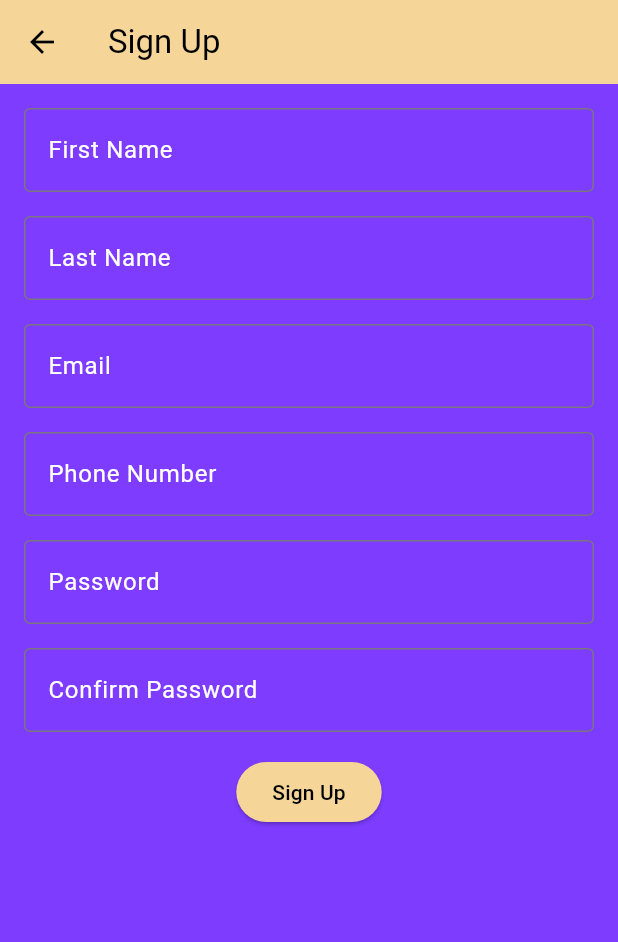
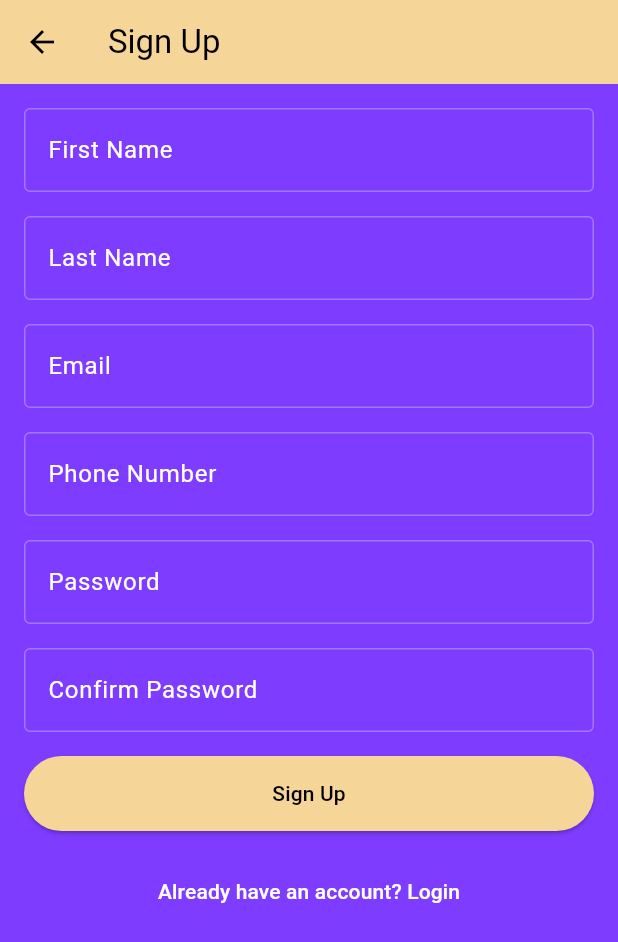
Before and after one commit to yonasnat/tapin-uw, a Flutter app: the SignUpScreen screen opened directly, on a phone screen of 412 x 824 dp. Shown: the top 942 px of the screen. Run offline on Flutter 3.47's test engine with Material 3 defaults, Android fonts, the phone set to English and light mode, and no system bars; our stand-ins replace cloud_firestore, firebase_auth, firebase_core; accounts and stored records are empty.

Commit message:
Update sign_up.dart

```diff
--- a/flutter_frontend/lib/sign_up.dart
+++ b/flutter_frontend/lib/sign_up.dart
@@ -1,5 +1,8 @@
 import 'package:flutter/material.dart';
+import 'package:firebase_auth/firebase_auth.dart';
+import 'package:cloud_firestore/cloud_firestore.dart';
 import 'package:tapin/filter_screen.dart';
+import 'package:tapin/login.dart';
 
 
 class SignUpScreen extends StatefulWidget {
@@ -10,13 +13,13 @@ class SignUpScreen extends StatefulWidget {
 }
 
 class _SignUpScreenState extends State<SignUpScreen> {
-  // App colors
-  static const _uwPurple = Color(0xFF7D3CFF); // Background
-  static const _beige = Color(0xFFF5D598); // Gradient start
-  static const _white = Color(0xFFFFFFFF); // Text / icon
-  static const _black = Color(0xFF000000); // Text / icon
+  // app colors
+  static const _uwPurple = Color(0xFF7D3CFF);
+  static const _beige = Color(0xFFF5D598);
+  static const _white = Color(0xFFFFFFFF);
+  static const _black = Color(0xFF000000);
 
-  // Controllers for text fields
+  // Text controllers for each input field
   final TextEditingController _emailController = TextEditingController();
   final TextEditingController _passwordController = TextEditingController();
   final TextEditingController _confirmPasswordController = TextEditingController();
@@ -24,89 +27,101 @@ class _SignUpScreenState extends State<SignUpScreen> {
   final TextEditingController _lastNameController = TextEditingController();
   final TextEditingController _phoneController = TextEditingController();
 
-  // Loading state
-  bool _isLoading = false;
+  bool _isLoading = false; // Tracks if signup is in progress
+  String? _errorMessage; // Stores any error messages to display
+
+  // Field validation flags
+  bool _isEmailValid = true;
+  bool _isPasswordValid = true;
+  bool _isPasswordMatch = true;
 
   @override
   Widget build(BuildContext context) {
     return Scaffold(
-      backgroundColor: _uwPurple, // Set the background color
+      backgroundColor: _uwPurple,
       appBar: AppBar(
-        backgroundColor: _beige, // AppBar background color
-        title: const Text(
-          'Sign Up',
-          style: TextStyle(color: _black), // AppBar title color
-        ),
-        iconTheme: const IconThemeData(color: _black), // AppBar icon color
+        backgroundColor: _beige,
+        title: const Text('Sign Up', style: TextStyle(color: _black)),
+        iconTheme: const IconThemeData(color: _black),
       ),
-      body: Padding(
+      body: SingleChildScrollView(
         padding: const EdgeInsets.all(16.0),
         child: Column(
           children: [
-            // First Name Field
-            CustomTextField(
-              controller: _firstNameController,
-              labelText: 'First Name',
-              labelColor: _white, // Label color
-              textColor: _white, // Input text color
-              obscureText: false,
-            ),
+            //  Input fields for user info
+            CustomTextField(controller: _firstNameController, labelText: 'First Name', labelColor: _white, textColor: _white, obscureText: false, errorText: null),
             const SizedBox(height: 16),
-            // Last Name Field
-            CustomTextField(
-              controller: _lastNameController,
-              labelText: 'Last Name',
-              labelColor: _white,
-              textColor: _white,
-              obscureText: false,
-            ),
+            CustomTextField(controller: _lastNameController, labelText: 'Last Name', labelColor: _white, textColor: _white, obscureText: false, errorText: null),
             const SizedBox(height: 16),
-            // Email Field
             CustomTextField(
               controller: _emailController,
               labelText: 'Email',
               labelColor: _white,
               textColor: _white,
               obscureText: false,
+              errorText: !_isEmailValid ? 'Please enter a valid @uw.edu email' : null,
+              keyboardType: TextInputType.emailAddress,
             ),
             const SizedBox(height: 16),
-            // Phone Number Field
-            CustomTextField(
-              controller: _phoneController,
-              labelText: 'Phone Number',
-              labelColor: _white,
-              textColor: _white,
-              obscureText: false,
-            ),
+            CustomTextField(controller: _phoneController, labelText: 'Phone Number', labelColor: _white, textColor: _white, obscureText: false, errorText: null, keyboardType: TextInputType.phone),
             const SizedBox(height: 16),
-            // Password Field
             CustomTextField(
               controller: _passwordController,
               labelText: 'Password',
               labelColor: _white,
               textColor: _white,
               obscureText: true,
+              errorText: !_isPasswordValid ? 'Password must be at least 6 characters' : null,
             ),
             const SizedBox(height: 16),
-            // Confirm Password Field
             CustomTextField(
               controller: _confirmPasswordController,
               labelText: 'Confirm Password',
               labelColor: _white,
               textColor: _white,
               obscureText: true,
+              errorText: !_isPasswordMatch ? 'Passwords do not match' : null,
             ),
             const SizedBox(height: 16),
-            // Sign Up Button
+
+            //  Display error messages if validation or signup fails
+            if (_errorMessage != null)
+              Padding(
+                padding: const EdgeInsets.only(bottom: 16),
+                child: Text(
+                  _errorMessage!,
+                  style: const TextStyle(color: Colors.red),
+                  textAlign: TextAlign.center,
+                ),
+              ),
+
+            //  Sign Up Button
             ElevatedButton(
               style: ElevatedButton.styleFrom(
-                backgroundColor: _beige, // Button background color
-                foregroundColor: _black, // Button text color
+                backgroundColor: _beige,
+                foregroundColor: _black,
+                minimumSize: const Size(double.infinity, 50),
               ),
               onPressed: _isLoading ? null : _signUp,
               child: _isLoading
-                  ? const CircularProgressIndicator(color: _black) // Loading spinner color
+                  ? const CircularProgressIndicator(color: _black)
                   : const Text('Sign Up'),
+            ),
+
+            const SizedBox(height: 16),
+
+            // Link to Login screen
+            TextButton(
+              onPressed: () {
+                Navigator.pushReplacement(
+                  context,
+                  MaterialPageRoute(builder: (context) => const LoginScreen()),
+                );
+              },
+              child: const Text(
+                'Already have an account? Login',
+                style: TextStyle(color: _white),
+              ),
             ),
           ],
         ),
@@ -114,33 +129,89 @@ class _SignUpScreenState extends State<SignUpScreen> {
     );
   }
 
-  void _signUp() {
+  //  Validates user input before attempting signup
+  bool _validateInputs() {
+    final email = _emailController.text.trim();
+    final password = _passwordController.text;
+    final confirmPassword = _confirmPasswordController.text;
+
+    setState(() {
+      _isEmailValid = email.isNotEmpty && email.endsWith('@uw.edu');
+      _isPasswordValid = password.length >= 6;
+      _isPasswordMatch = password == confirmPassword;
+    });
+
+    return _isEmailValid && _isPasswordValid && _isPasswordMatch;
+  }
+
+  // Handles signup logic with Firebase Auth and Firestore
+  Future<void> _signUp() async {
+    setState(() {
+      _errorMessage = null;
+    });
+
+    if (!_validateInputs()) return;
+
     setState(() {
       _isLoading = true;
     });
 
-    // Simulate a network request
-    Future.delayed(const Duration(seconds: 2), () {
-      setState(() {
-        _isLoading = false;
+    try {
+      // Create user with email/password in Firebase Auth
+      final userCredential = await FirebaseAuth.instance.createUserWithEmailAndPassword(
+        email: _emailController.text.trim(),
+        password: _passwordController.text,
+      );
+
+      final uid = userCredential.user!.uid;
+
+      // Create user document in Firestore with profile details
+      await FirebaseFirestore.instance.collection('users').doc(uid).set({
+        'uid': uid,
+        'email': _emailController.text.trim(),
+        'displayName': '${_firstNameController.text} ${_lastNameController.text}',
+        'phone': _phoneController.text.trim(),
+        'bio': '',
+        'interests': [],
+        'createdAt': FieldValue.serverTimestamp(),
+        'isProfileComplete': false,
       });
 
-      // Navigate to the Filter Screen after successful sign-up
-      if (!mounted) return; // Ensure the widget is still in the tree
+      // Navigate to filter screen after success
+      if (!mounted) return;
+      Navigator.pushReplacement(
+        context,
+        MaterialPageRoute(builder: (context) => const FilterScreen()),
+      );
+    } on FirebaseAuthException catch (e) {
+      setState(() {
+        _errorMessage = e.message; // Show Firebase specific error
+      });
+    } catch (e) {
+  print("Signup error: $e");
+  setState(() {
+    _errorMessage = 'User created successfuly, login now.';
+  });
+
+    } finally {
       if (mounted) {
-        Navigator.pushReplacement(context, MaterialPageRoute(builder: (context) => FilterScreen()));
+        setState(() {
+          _isLoading = false; // Stop showing loading spinner
+        });
       }
-    });
+    }
   }
 }
 
-// Custom widget for text input fields
+//  Custom input field widget with built in error handling
 class CustomTextField extends StatelessWidget {
   final TextEditingController controller;
   final String labelText;
   final Color labelColor;
   final Color textColor;
   final bool obscureText;
+  final String? errorText;
+  final TextInputType? keyboardType;
 
   const CustomTextField({
     super.key,
@@ -149,6 +220,8 @@ class CustomTextField extends StatelessWidget {
     required this.labelColor,
     required this.textColor,
     required this.obscureText,
+    this.errorText,
+    this.keyboardType,
   });
 
   @override
@@ -156,11 +229,23 @@ class CustomTextField extends StatelessWidget {
     return TextField(
       controller: controller,
       obscureText: obscureText,
-      style: TextStyle(color: textColor), // Input text color
+      keyboardType: keyboardType ?? TextInputType.text,
+      style: TextStyle(color: textColor),
       decoration: InputDecoration(
         labelText: labelText,
-        labelStyle: TextStyle(color: labelColor), // Label text color
+        labelStyle: TextStyle(color: labelColor),
+        errorText: errorText,
+        errorStyle: const TextStyle(color: Colors.red),
         border: const OutlineInputBorder(),
+        enabledBorder: const OutlineInputBorder(
+          borderSide: BorderSide(color: Colors.white30),
+        ),
+        focusedBorder: const OutlineInputBorder(
+          borderSide: BorderSide(color: Colors.white),
+        ),
+        errorBorder: const OutlineInputBorder(
+          borderSide: BorderSide(color: Colors.red),
+        ),
       ),
     );
   }
```
